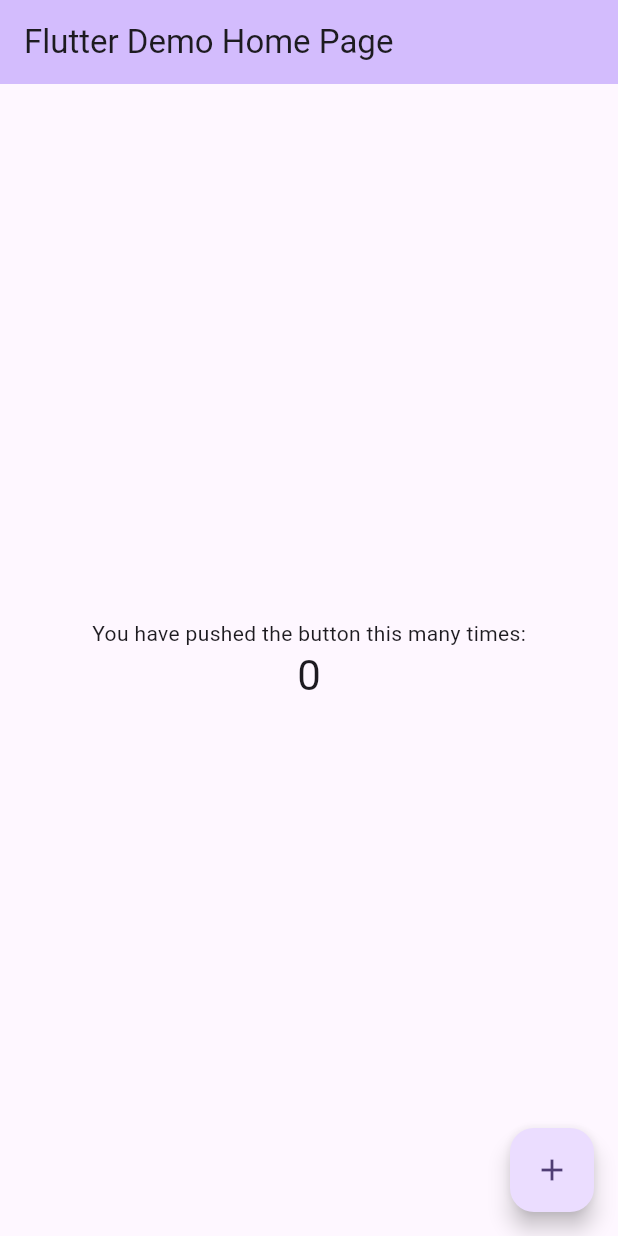
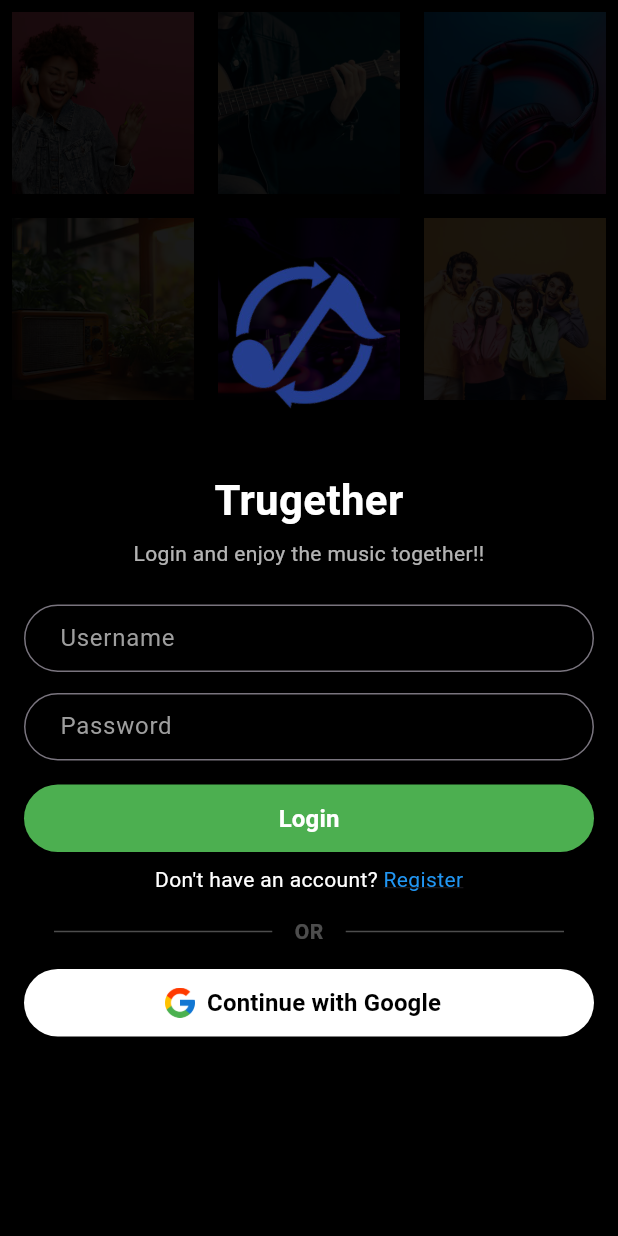
Before and after one commit to Trugether/trugether-frontend, a Flutter app: the screen it shows after launch, on a phone screen of 412 x 824 dp. Run offline on Flutter 3.47's test engine with Material 3 defaults, Android fonts, the light colour scheme and no system bars.

Commit message:
Regarding login screen implementation

```diff
--- /dev/null
+++ b/lib/login/screens/login_screen.dart
@@ -0,0 +1,238 @@
+import 'package:flutter/material.dart';
+import 'package:trugether_frontend/registration/screens/registration_screen.dart';
+
+class LoginScreen extends StatefulWidget {
+  const LoginScreen({super.key});
+
+  @override
+  State<LoginScreen> createState() => _LoginScreenState();
+}
+
+class _LoginScreenState extends State<LoginScreen> {
+  @override
+  Widget build(BuildContext context) {
+    return Scaffold(
+      resizeToAvoidBottomInset: false,
+      backgroundColor: Colors.black,
+      body: Stack(
+        children: [
+          Opacity(
+            opacity: 0.1,
+            child: GridView.count(
+              crossAxisCount: 3,
+              children: List.generate(
+                6,
+                (index) => Container(
+                  margin: EdgeInsets.all(8),
+                  decoration: BoxDecoration(
+                    color: Colors.grey[700],
+                    borderRadius: BorderRadius.circular(10),
+                  ),
+                  child: Center(
+                    child: Image.asset(
+                      'assets/images/grid/image${index + 1}.jpg',
+                      fit: BoxFit.cover,
+                      height: 150,
+                    ),
+                  ),
+                ),
+              ),
+            ),
+          ),
+          Center(
+            child: Padding(
+              padding: const EdgeInsets.all(16.0),
+              child: Column(
+                mainAxisAlignment: MainAxisAlignment.center,
+                crossAxisAlignment: CrossAxisAlignment.stretch,
+                children: [
+                  Image.asset(
+                    'assets/images/logo/logo.png',
+                    height: 180,
+                    width: 180,
+                  ),
+                  //  SizedBox(height: 4),
+                  // Title
+                  Text(
+                    "Trugether",
+                    style: TextStyle(
+                      fontSize: 28,
+                      fontWeight: FontWeight.bold,
+                      color: Colors.white,
+                    ),
+                    textAlign: TextAlign.center,
+                  ),
+
+                  SizedBox(height: 6),
+                  // Subtitle
+                  Text(
+                    "Login and enjoy the music together!!",
+                    textAlign: TextAlign.center,
+                    style: TextStyle(fontSize: 14, color: Colors.white70),
+                  ),
+                  SizedBox(height: 24),
+                  SizedBox(
+                    height: 45,
+                    child: TextField(
+                      decoration: InputDecoration(
+                        border: OutlineInputBorder(
+                          borderRadius: BorderRadius.all(Radius.circular(50.0)),
+                        ),
+                        hintText: "Username",
+                        hintStyle: TextStyle(color: Colors.grey),
+                        contentPadding: EdgeInsets.symmetric(
+                          vertical: 8,
+                          horizontal: 20,
+                        ),
+                      ),
+                      keyboardType: TextInputType.text,
+                      style: TextStyle(color: Colors.white),
+                    ),
+                  ),
+                  SizedBox(height: 14),
+                  SizedBox(
+                    height: 45,
+                    child: TextField(
+                      decoration: InputDecoration(
+                        hintText: 'Password',
+                        hintStyle: TextStyle(color: Colors.grey),
+                        contentPadding: EdgeInsets.symmetric(
+                          vertical: 8,
+                          horizontal: 20,
+                        ),
+                        border: OutlineInputBorder(
+                          borderRadius: BorderRadius.all(Radius.circular(50.0)),
+                        ),
+                      ),
+                      obscureText: true,
+                      style: TextStyle(color: Colors.white),
+                    ),
+                  ),
+                  SizedBox(height: 16),
+                  SizedBox(
+                    height: 45,
+                    child: ElevatedButton(
+                      onPressed: () {
+                        // Handle login logic
+                      },
+                      style: ElevatedButton.styleFrom(
+                        shape: RoundedRectangleBorder(
+                          borderRadius: BorderRadius.circular(
+                            50.0,
+                          ), // Match TextField's border radius
+                        ),
+                        // Adjust padding for size
+                        backgroundColor:
+                            Colors.green, // Button background color
+                        foregroundColor: Colors.white, // Text color
+                        elevation: 5, // Add shadow for a raised effect
+                      ),
+                      child: Text(
+                        'Login',
+                        style: TextStyle(
+                          fontSize: 16,
+                          fontWeight: FontWeight.bold,
+                        ), // Customize text style
+                      ),
+                    ),
+                  ),
+                  SizedBox(height: 8),
+                  Row(
+                    mainAxisAlignment: MainAxisAlignment.center,
+                    children: [
+                      Text(
+                        "Don't have an account? ",
+                        style: TextStyle(color: Colors.white),
+                      ),
+                      GestureDetector(
+                        onTap: () {
+                          Navigator.push(
+                            context,
+                            MaterialPageRoute(
+                              builder: (context) => RegistrationScreen(),
+                            ),
+                          );
+                        },
+                        child: Text(
+                          'Register',
+                          style: TextStyle(
+                            color: Colors.blue,
+                            decoration: TextDecoration.underline,
+                          ),
+                        ),
+                      ),
+                    ],
+                  ),
+                  SizedBox(
+                    height: 15,
+                  ), // Add some space between text and divider
+                  Opacity(
+                    opacity: 0.3,
+                    child: Row(
+                      children: [
+                        Expanded(
+                          child: Divider(
+                            color: Colors.white, // Divider color
+                            thickness: 1, // Divider thickness
+                            indent: 20, // Left indent
+                          ),
+                        ),
+                        Text(
+                          '    OR    ',
+                          style: TextStyle(
+                            color: Colors.white,
+                            fontWeight: FontWeight.bold,
+                          ),
+                        ),
+                        Expanded(
+                          child: Divider(
+                            color: Colors.white, // Divider color
+                            thickness: 1, // Divider thickness
+                            endIndent: 20, // Right indent
+                          ),
+                        ),
+                      ],
+                    ),
+                  ),
+                  SizedBox(height: 15),
+                  SizedBox(
+                    height: 45,
+                    child: ElevatedButton.icon(
+                      onPressed: () {
+                        // Handle Google login logic
+                      },
+                      style: ElevatedButton.styleFrom(
+                        shape: RoundedRectangleBorder(
+                          borderRadius: BorderRadius.circular(
+                            50.0,
+                          ), // Match TextField's border radius
+                        ),
+                        backgroundColor:
+                            Colors.white, // Button background color
+                        foregroundColor: Colors.black, // Text color
+                        elevation: 5, // Add shadow for a raised effect
+                      ),
+                      icon: Image.asset(
+                        'assets/images/grid/google.png', // Your Google icon asset
+                        height: 20, // Icon size
+                        width: 20, // Icon size
+                      ),
+                      label: Text(
+                        'Continue with Google',
+                        style: TextStyle(
+                          fontSize: 16,
+                          fontWeight: FontWeight.bold,
+                          color: Colors.black, // Text color
+                        ),
+                      ),
+                    ),
+                  ),
+                ],
+              ),
+            ),
+          ),
+        ],
+      ),
+    );
+  }
+}
--- a/lib/main.dart
+++ b/lib/main.dart
@@ -1,123 +1,16 @@
 import 'package:flutter/material.dart';
+import 'package:trugether_frontend/login/screens/jio_savaan_login%20screen.dart';
+import 'package:trugether_frontend/login/screens/login_screen.dart';
 
 void main() {
-  runApp(const MyApp());
+  runApp(MyApp());
 }
 
 class MyApp extends StatelessWidget {
   const MyApp({super.key});
 
-  // This widget is the root of your application.
   @override
   Widget build(BuildContext context) {
-    return MaterialApp(
-      title: 'Flutter Demo',
-      theme: ThemeData(
-        // This is the theme of your application.
-        //
-        // TRY THIS: Try running your application with "flutter run". You'll see
-        // the application has a purple toolbar. Then, without quitting the app,
-        // try changing the seedColor in the colorScheme below to Colors.green
-        // and then invoke "hot reload" (save your changes or press the "hot
-        // reload" button in a Flutter-supported IDE, or press "r" if you used
-        // the command line to start the app).
-        //
-        // Notice that the counter didn't reset back to zero; the application
-        // state is not lost during the reload. To reset the state, use hot
-        // restart instead.
-        //
-        // This works for code too, not just values: Most code changes can be
-        // tested with just a hot reload.
-        colorScheme: ColorScheme.fromSeed(seedColor: Colors.deepPurple),
-        useMaterial3: true,
-      ),
-      home: const MyHomePage(title: 'Flutter Demo Home Page'),
-    );
+    return MaterialApp(debugShowCheckedModeBanner: false, home: LoginScreen());
   }
 }
-
-class MyHomePage extends StatefulWidget {
-  const MyHomePage({super.key, required this.title});
-
-  // This widget is the home page of your application. It is stateful, meaning
-  // that it has a State object (defined below) that contains fields that affect
-  // how it looks.
-
-  // This class is the configuration for the state. It holds the values (in this
-  // case the title) provided by the parent (in this case the App widget) and
-  // used by the build method of the State. Fields in a Widget subclass are
-  // always marked "final".
-
-  final String title;
-
-  @override
-  State<MyHomePage> createState() => _MyHomePageState();
-}
-
-class _MyHomePageState extends State<MyHomePage> {
-  int _counter = 0;
-
-  void _incrementCounter() {
-    setState(() {
-      // This call to setState tells the Flutter framework that something has
-      // changed in this State, which causes it to rerun the build method below
-      // so that the display can reflect the updated values. If we changed
-      // _counter without calling setState(), then the build method would not be
-      // called again, and so nothing would appear to happen.
-      _counter++;
-    });
-  }
-
-  @override
-  Widget build(BuildContext context) {
-    // This method is rerun every time setState is called, for instance as done
-    // by the _incrementCounter method above.
-    //
-    // The Flutter framework has been optimized to make rerunning build methods
-    // fast, so that you can just rebuild anything that needs updating rather
-    // than having to individually change instances of widgets.
-    return Scaffold(
-      appBar: AppBar(
-        // TRY THIS: Try changing the color here to a specific color (to
-        // Colors.amber, perhaps?) and trigger a hot reload to see the AppBar
-        // change color while the other colors stay the same.
-        backgroundColor: Theme.of(context).colorScheme.inversePrimary,
-        // Here we take the value from the MyHomePage object that was created by
-        // the App.build method, and use it to set our appbar title.
-        title: Text(widget.title),
-      ),
-      body: Center(
-        // Center is a layout widget. It takes a single child and positions it
-        // in the middle of the parent.
-        child: Column(
-          // Column is also a layout widget. It takes a list of children and
-          // arranges them vertically. By default, it sizes itself to fit its
-          // children horizontally, and tries to be as tall as its parent.
-          //
-          // Column has various properties to control how it sizes itself and
-          // how it positions its children. Here we use mainAxisAlignment to
-          // center the children vertically; the main axis here is the vertical
-          // axis because Columns are vertical (the cross axis would be
-          // horizontal).
-          //
-          // TRY THIS: Invoke "debug painting" (choose the "Toggle Debug Paint"
-          // action in the IDE, or press "p" in the console), to see the
-          // wireframe for each widget.
-          mainAxisAlignment: MainAxisAlignment.center,
-          children: <Widget>[
-            const Text('You have pushed the button this many times:'),
-            Text(
-              '$_counter',
-              style: Theme.of(context).textTheme.headlineMedium,
-            ),
-          ],
-        ),
-      ),
-      floatingActionButton: FloatingActionButton(
-        onPressed: _incrementCounter,
-        tooltip: 'Increment',
-        child: const Icon(Icons.add),
-      ), // This trailing comma makes auto-formatting nicer for build methods.
-    );
-  }
-}
```
Also changed, not shown: lib/login/screens/jio_savaan_login screen.dart (added, +138 -0 lines), lib/registration/screens/registration_screen.dart (added, +55 -0 lines), pubspec.yaml (+10 -4 lines), assets/images/grid/google.png (added), assets/images/grid/image1.jpg (added), assets/images/grid/image2.jpg (added), assets/images/grid/image3.jpg (added), assets/images/grid/image4.jpg (added), assets/images/grid/image5.jpg (added), assets/images/grid/image6.jpg (added), assets/images/logo/logo.png (added).
